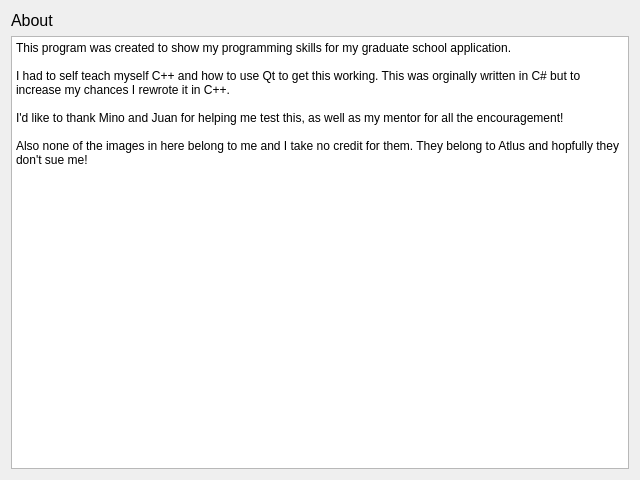
Above: aboutpage.ui from PierreT12/FusionCalacuatorCpp before the change. Below: the same form after it.
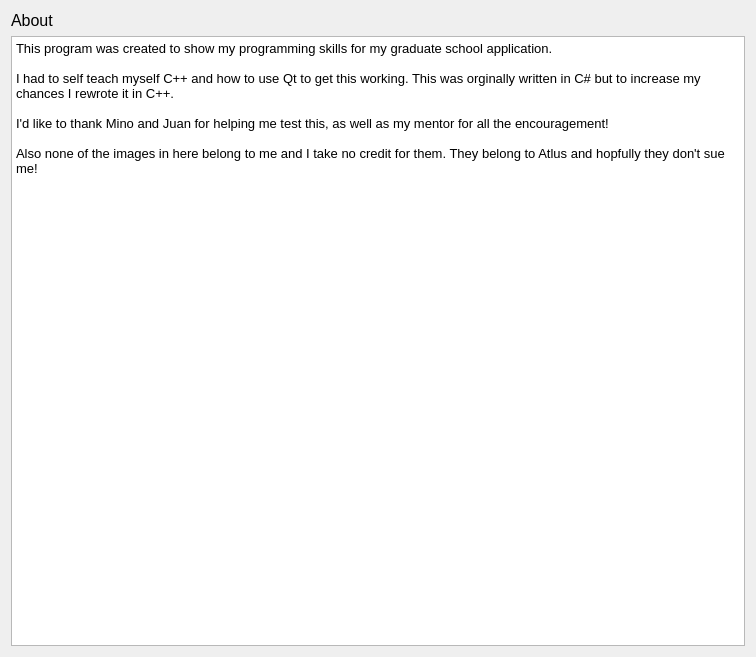
That is the form after the change.

```diff
--- a/aboutpage.ui
+++ b/aboutpage.ui
@@ -6,8 +6,8 @@
    <rect>
     <x>0</x>
     <y>0</y>
-    <width>640</width>
-    <height>480</height>
+    <width>756</width>
+    <height>657</height>
    </rect>
   </property>
   <property name="windowTitle">
@@ -28,6 +28,11 @@
    </item>
    <item>
     <widget class="QPlainTextEdit" name="plainTextEdit">
+     <property name="font">
+      <font>
+       <pointsize>10</pointsize>
+      </font>
+     </property>
      <property name="readOnly">
       <bool>true</bool>
      </property>
```
Left out of the diff: 2 changed lines with no effect on the pictures.
